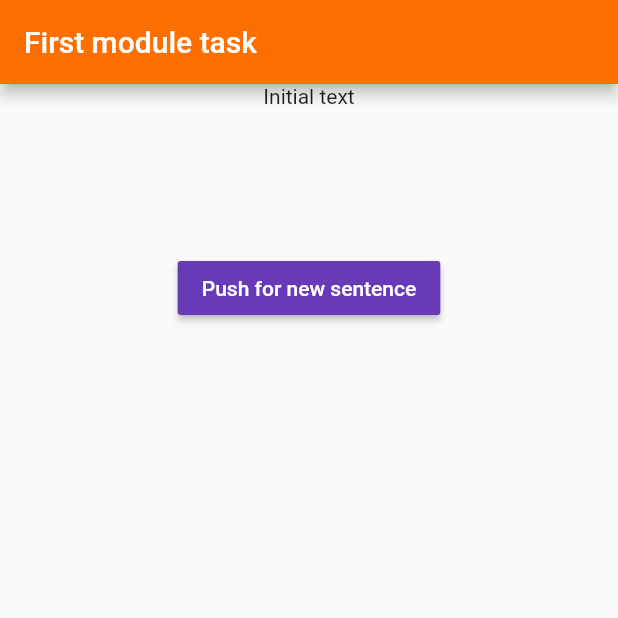
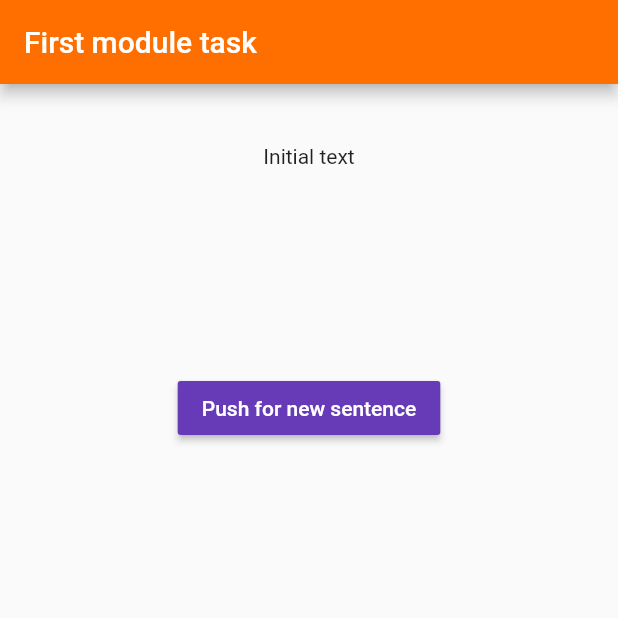
Before and after one commit to Russkazkin/flutter_assignment, a Flutter app: the screen it shows after launch, on a phone screen of 412 x 824 dp, the top half of it. Run offline on Flutter 3.47's test engine with Material 2 defaults, Android fonts, the phone set to English and light mode, and no system bars; missing offline and left inert: lipsum.

Commit message:
Add Sentence custom widget

```diff
--- a/lib/main.dart
+++ b/lib/main.dart
@@ -2,6 +2,7 @@ import 'package:flutter/material.dart';
 import 'package:lipsum/lipsum.dart' as lipsum;
 
 import 'textControl.dart';
+import 'sentence.dart';
 
 void main() => runApp(MyApp());
 
@@ -18,7 +19,6 @@ class _MyAppState extends State<MyApp> {
     void _textHandler(){
       setState(() {
         _text = lipsum.createSentence();
-
       });
     }
 
@@ -30,7 +30,7 @@ class _MyAppState extends State<MyApp> {
         ),
         body: Column(
           children: [
-            Text(_text),
+            Sentence(_text),
             TextControl(_textHandler),
           ],
         ),
--- /dev/null
+++ b/lib/sentence.dart
@@ -0,0 +1,15 @@
+import 'package:flutter/material.dart';
+
+class Sentence extends StatelessWidget {
+  final String sentence;
+
+ Sentence(this.sentence);
+
+  @override
+  Widget build(BuildContext context) {
+    return Container(
+      child: Text(sentence),
+      padding: EdgeInsets.all(40),
+    );
+  }
+}
```
